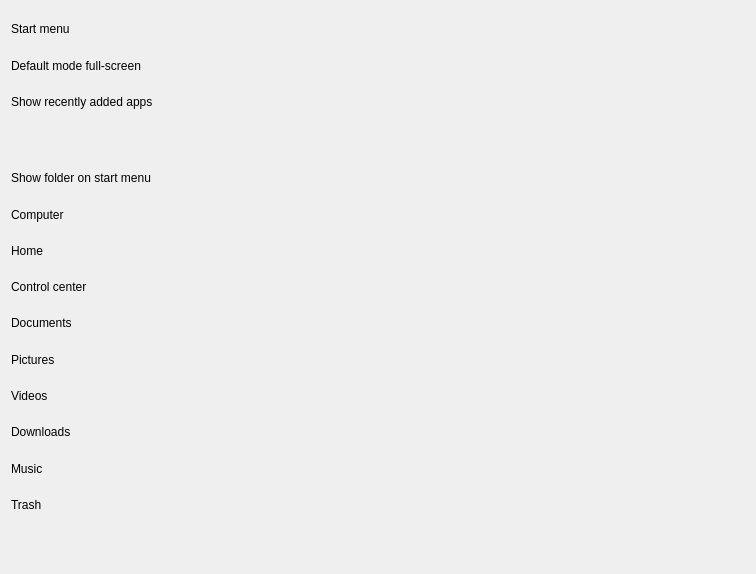
The window that plugins/personalized/start/start.ui (ukui/ukui-control-center) describes before a commit, drawn with Qt 5.
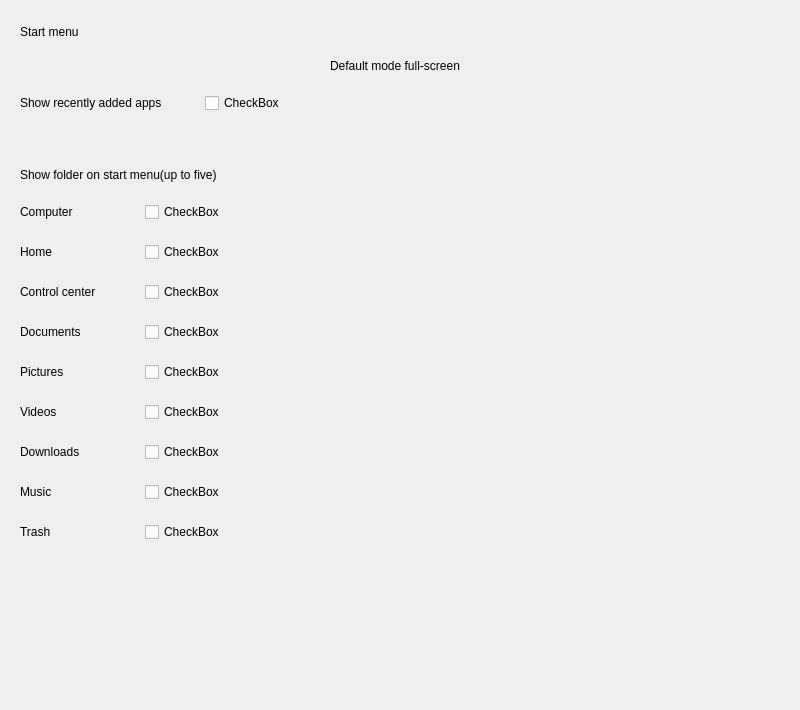
The same window after the commit.

```diff
--- a/plugins/personalized/start/start.ui
+++ b/plugins/personalized/start/start.ui
@@ -6,26 +6,29 @@
    <rect>
     <x>0</x>
     <y>0</y>
-    <width>756</width>
-    <height>574</height>
+    <width>800</width>
+    <height>710</height>
    </rect>
   </property>
   <property name="minimumSize">
    <size>
-    <width>756</width>
-    <height>574</height>
+    <width>800</width>
+    <height>710</height>
    </size>
   </property>
   <property name="maximumSize">
    <size>
-    <width>756</width>
-    <height>574</height>
+    <width>800</width>
+    <height>710</height>
    </size>
   </property>
   <property name="windowTitle">
    <string>Start</string>
   </property>
   <layout class="QVBoxLayout" name="verticalLayout_2">
+   <property name="spacing">
+    <number>0</number>
+   </property>
    <property name="leftMargin">
     <number>0</number>
    </property>
@@ -43,10 +46,28 @@
      <widget class="QWidget" name="verticalStackedWidgetPage1" native="true">
       <layout class="QVBoxLayout" name="verticalLayout">
        <property name="spacing">
+        <number>20</number>
+       </property>
+       <property name="leftMargin">
+        <number>20</number>
+       </property>
+       <property name="topMargin">
+        <number>25</number>
+       </property>
+       <property name="rightMargin">
+        <number>0</number>
+       </property>
+       <property name="bottomMargin">
         <number>0</number>
        </property>
        <item>
         <widget class="QLabel" name="label">
+         <property name="sizePolicy">
+          <sizepolicy hsizetype="Fixed" vsizetype="Fixed">
+           <horstretch>0</horstretch>
+           <verstretch>0</verstretch>
+          </sizepolicy>
+         </property>
          <property name="text">
           <string>Start menu</string>
          </property>
@@ -54,8 +75,29 @@
        </item>
        <item>
         <layout class="QHBoxLayout" name="horizontalLayout">
+         <property name="spacing">
+          <number>25</number>
+         </property>
          <item>
           <widget class="QLabel" name="label_2">
+           <property name="sizePolicy">
+            <sizepolicy hsizetype="Fixed" vsizetype="Fixed">
+             <horstretch>0</horstretch>
+             <verstretch>0</verstretch>
+            </sizepolicy>
+           </property>
+           <property name="minimumSize">
+            <size>
+             <width>160</width>
+             <height>0</height>
+            </size>
+           </property>
+           <property name="maximumSize">
+            <size>
+             <width>160</width>
+             <height>16777215</height>
+            </size>
+           </property>
            <property name="text">
             <string>Default mode full-screen</string>
            </property>
@@ -65,13 +107,54 @@
        </item>
        <item>
         <layout class="QHBoxLayout" name="horizontalLayout_3">
+         <property name="spacing">
+          <number>25</number>
+         </property>
          <item>
           <widget class="QLabel" name="label_3">
+           <property name="sizePolicy">
+            <sizepolicy hsizetype="Fixed" vsizetype="Fixed">
+             <horstretch>0</horstretch>
+             <verstretch>0</verstretch>
+            </sizepolicy>
+           </property>
+           <property name="minimumSize">
+            <size>
+             <width>160</width>
+             <height>0</height>
+            </size>
+           </property>
+           <property name="maximumSize">
+            <size>
+             <width>160</width>
+             <height>16777215</height>
+            </size>
+           </property>
            <property name="text">
             <string>Show recently added apps</string>
            </property>
           </widget>
          </item>
+         <item>
+          <widget class="QCheckBox" name="checkBox_2">
+           <property name="text">
+            <string>CheckBox</string>
+           </property>
+          </widget>
+         </item>
+         <item>
+          <spacer name="horizontalSpacer_2">
+           <property name="orientation">
+            <enum>Qt::Horizontal</enum>
+           </property>
+           <property name="sizeHint" stdset="0">
+            <size>
+             <width>40</width>
+             <height>20</height>
+            </size>
+           </property>
+          </spacer>
+         </item>
         </layout>
        </item>
        <item>
@@ -85,115 +168,496 @@
          <property name="sizeHint" stdset="0">
           <size>
            <width>20</width>
-           <height>40</height>
+           <height>35</height>
           </size>
          </property>
         </spacer>
        </item>
        <item>
         <widget class="QLabel" name="label_4">
+         <property name="sizePolicy">
+          <sizepolicy hsizetype="Fixed" vsizetype="Fixed">
+           <horstretch>0</horstretch>
+           <verstretch>0</verstretch>
+          </sizepolicy>
+         </property>
          <property name="text">
-          <string>Show folder on start menu</string>
+          <string>Show folder on start menu(up to five)</string>
+         </property>
+         <property name="scaledContents">
+          <bool>true</bool>
+         </property>
+         <property name="stylesize" stdset="0">
+          <string>title1#</string>
          </property>
         </widget>
        </item>
        <item>
         <layout class="QHBoxLayout" name="horizontalLayout_4">
+         <property name="spacing">
+          <number>25</number>
+         </property>
          <item>
           <widget class="QLabel" name="label_5">
+           <property name="sizePolicy">
+            <sizepolicy hsizetype="Fixed" vsizetype="Fixed">
+             <horstretch>0</horstretch>
+             <verstretch>0</verstretch>
+            </sizepolicy>
+           </property>
+           <property name="minimumSize">
+            <size>
+             <width>100</width>
+             <height>0</height>
+            </size>
+           </property>
+           <property name="maximumSize">
+            <size>
+             <width>100</width>
+             <height>16777215</height>
+            </size>
+           </property>
            <property name="text">
             <string>Computer</string>
            </property>
           </widget>
          </item>
+         <item>
+          <widget class="QCheckBox" name="checkBox_3">
+           <property name="text">
+            <string>CheckBox</string>
+           </property>
+          </widget>
+         </item>
+         <item>
+          <spacer name="horizontalSpacer_3">
+           <property name="orientation">
+            <enum>Qt::Horizontal</enum>
+           </property>
+           <property name="sizeHint" stdset="0">
+            <size>
+             <width>40</width>
+             <height>20</height>
+            </size>
+           </property>
+          </spacer>
+         </item>
         </layout>
        </item>
        <item>
         <layout class="QHBoxLayout" name="horizontalLayout_5">
+         <property name="spacing">
+          <number>25</number>
+         </property>
          <item>
           <widget class="QLabel" name="label_6">
+           <property name="sizePolicy">
+            <sizepolicy hsizetype="Fixed" vsizetype="Fixed">
+             <horstretch>0</horstretch>
+             <verstretch>0</verstretch>
+            </sizepolicy>
+           </property>
+           <property name="minimumSize">
+            <size>
+             <width>100</width>
+             <height>0</height>
+            </size>
+           </property>
+           <property name="maximumSize">
+            <size>
+             <width>100</width>
+             <height>16777215</height>
+            </size>
+           </property>
            <property name="text">
             <string>Home</string>
            </property>
           </widget>
          </item>
+         <item>
+          <widget class="QCheckBox" name="checkBox_4">
+           <property name="text">
+            <string>CheckBox</string>
+           </property>
+          </widget>
+         </item>
+         <item>
+          <spacer name="horizontalSpacer_4">
+           <property name="orientation">
+            <enum>Qt::Horizontal</enum>
+           </property>
+           <property name="sizeHint" stdset="0">
+            <size>
+             <width>40</width>
+             <height>20</height>
+            </size>
+           </property>
+          </spacer>
+         </item>
         </layout>
        </item>
        <item>
         <layout class="QHBoxLayout" name="horizontalLayout_6">
+         <property name="spacing">
+          <number>25</number>
+         </property>
          <item>
           <widget class="QLabel" name="label_7">
+           <property name="sizePolicy">
+            <sizepolicy hsizetype="Fixed" vsizetype="Fixed">
+             <horstretch>0</horstretch>
+             <verstretch>0</verstretch>
+            </sizepolicy>
+           </property>
+           <property name="minimumSize">
+            <size>
+             <width>100</width>
+             <height>0</height>
+            </size>
+           </property>
+           <property name="maximumSize">
+            <size>
+             <width>100</width>
+             <height>16777215</height>
+            </size>
+           </property>
            <property name="text">
             <string>Control center</string>
            </property>
           </widget>
          </item>
+         <item>
+          <widget class="QCheckBox" name="checkBox_5">
+           <property name="text">
+            <string>CheckBox</string>
+           </property>
+          </widget>
+         </item>
+         <item>
+          <spacer name="horizontalSpacer_5">
+           <property name="orientation">
+            <enum>Qt::Horizontal</enum>
+           </property>
+           <property name="sizeHint" stdset="0">
+            <size>
+             <width>40</width>
+             <height>20</height>
+            </size>
+           </property>
+          </spacer>
+         </item>
         </layout>
        </item>
        <item>
         <layout class="QHBoxLayout" name="horizontalLayout_7">
+         <property name="spacing">
+          <number>25</number>
+         </property>
          <item>
           <widget class="QLabel" name="label_8">
+           <property name="sizePolicy">
+            <sizepolicy hsizetype="Fixed" vsizetype="Fixed">
+             <horstretch>0</horstretch>
+             <verstretch>0</verstretch>
+            </sizepolicy>
+           </property>
+           <property name="minimumSize">
+            <size>
+             <width>100</width>
+             <height>0</height>
+            </size>
+           </property>
+           <property name="maximumSize">
+            <size>
+             <width>100</width>
+             <height>16777215</height>
+            </size>
+           </property>
            <property name="text">
             <string>Documents</string>
            </property>
           </widget>
          </item>
+         <item>
+          <widget class="QCheckBox" name="checkBox_6">
+           <property name="text">
+            <string>CheckBox</string>
+           </property>
+          </widget>
+         </item>
+         <item>
+          <spacer name="horizontalSpacer_6">
+           <property name="orientation">
+            <enum>Qt::Horizontal</enum>
+           </property>
+           <property name="sizeHint" stdset="0">
+            <size>
+             <width>40</width>
+             <height>20</height>
+            </size>
+           </property>
+          </spacer>
+         </item>
         </layout>
        </item>
        <item>
         <layout class="QHBoxLayout" name="horizontalLayout_8">
+         <property name="spacing">
+          <number>25</number>
+         </property>
          <item>
           <widget class="QLabel" name="label_9">
+           <property name="sizePolicy">
+            <sizepolicy hsizetype="Fixed" vsizetype="Fixed">
+             <horstretch>0</horstretch>
+             <verstretch>0</verstretch>
+            </sizepolicy>
+           </property>
+           <property name="minimumSize">
+            <size>
+             <width>100</width>
+             <height>0</height>
+            </size>
+           </property>
+           <property name="maximumSize">
+            <size>
+             <width>100</width>
+             <height>16777215</height>
+            </size>
+           </property>
            <property name="text">
             <string>Pictures</string>
            </property>
           </widget>
          </item>
+         <item>
+          <widget class="QCheckBox" name="checkBox_7">
+           <property name="text">
+            <string>CheckBox</string>
+           </property>
+          </widget>
+         </item>
+         <item>
+          <spacer name="horizontalSpacer_7">
+           <property name="orientation">
+            <enum>Qt::Horizontal</enum>
+           </property>
+           <property name="sizeHint" stdset="0">
+            <size>
+             <width>40</width>
+             <height>20</height>
+            </size>
+           </property>
+          </spacer>
+         </item>
         </layout>
        </item>
        <item>
         <layout class="QHBoxLayout" name="horizontalLayout_9">
+         <property name="spacing">
+          <number>25</number>
+         </property>
          <item>
           <widget class="QLabel" name="label_10">
+           <property name="sizePolicy">
+            <sizepolicy hsizetype="Fixed" vsizetype="Fixed">
+             <horstretch>0</horstretch>
+             <verstretch>0</verstretch>
+            </sizepolicy>
+           </property>
+           <property name="minimumSize">
+            <size>
+             <width>100</width>
+             <height>0</height>
+            </size>
+           </property>
+           <property name="maximumSize">
+            <size>
+             <width>100</width>
+             <height>16777215</height>
+            </size>
+           </property>
            <property name="text">
             <string>Videos</string>
            </property>
           </widget>
          </item>
+         <item>
+          <widget class="QCheckBox" name="checkBox_8">
+           <property name="text">
+            <string>CheckBox</string>
+           </property>
+          </widget>
+         </item>
+         <item>
+          <spacer name="horizontalSpacer_8">
+           <property name="orientation">
+            <enum>Qt::Horizontal</enum>
+           </property>
+           <property name="sizeHint" stdset="0">
+            <size>
+             <width>40</width>
+             <height>20</height>
+            </size>
+           </property>
+          </spacer>
+         </item>
         </layout>
        </item>
        <item>
         <layout class="QHBoxLayout" name="horizontalLayout_10">
+         <property name="spacing">
+          <number>25</number>
+         </property>
          <item>
           <widget class="QLabel" name="label_11">
+           <property name="sizePolicy">
+            <sizepolicy hsizetype="Fixed" vsizetype="Fixed">
+             <horstretch>0</horstretch>
+             <verstretch>0</verstretch>
+            </sizepolicy>
+           </property>
+           <property name="minimumSize">
+            <size>
+             <width>100</width>
+             <height>0</height>
+            </size>
+           </property>
+           <property name="maximumSize">
+            <size>
+             <width>100</width>
+             <height>16777215</height>
+            </size>
+           </property>
            <property name="text">
             <string>Downloads</string>
            </property>
           </widget>
          </item>
+         <item>
+          <widget class="QCheckBox" name="checkBox_9">
+           <property name="text">
+            <string>CheckBox</string>
+           </property>
+          </widget>
+         </item>
+         <item>
+          <spacer name="horizontalSpacer_9">
+           <property name="orientation">
+            <enum>Qt::Horizontal</enum>
+           </property>
+           <property name="sizeHint" stdset="0">
+            <size>
+             <width>40</width>
+             <height>20</height>
+            </size>
+           </property>
+          </spacer>
+         </item>
         </layout>
        </item>
        <item>
         <layout class="QHBoxLayout" name="horizontalLayout_11">
+         <property name="spacing">
+          <number>25</number>
+         </property>
          <item>
           <widget class="QLabel" name="label_12">
+           <property name="sizePolicy">
+            <sizepolicy hsizetype="Fixed" vsizetype="Fixed">
+             <horstretch>0</horstretch>
+             <verstretch>0</verstretch>
+            </sizepolicy>
+           </property>
+           <property name="minimumSize">
+            <size>
+             <width>100</width>
+             <height>0</height>
+            </size>
+           </property>
+           <property name="maximumSize">
+            <size>
+             <width>100</width>
+             <height>16777215</height>
+            </size>
+           </property>
            <property name="text">
             <string>Music</string>
            </property>
           </widget>
          </item>
+         <item>
+          <widget class="QCheckBox" name="checkBox_10">
+           <property name="text">
+            <string>CheckBox</string>
+           </property>
+          </widget>
+         </item>
+         <item>
+          <spacer name="horizontalSpacer_10">
+           <property name="orientation">
+            <enum>Qt::Horizontal</enum>
+           </property>
+           <property name="sizeHint" stdset="0">
+            <size>
+             <width>40</width>
+             <height>20</height>
+            </size>
+           </property>
+          </spacer>
+         </item>
         </layout>
        </item>
        <item>
         <layout class="QHBoxLayout" name="horizontalLayout_12">
+         <property name="spacing">
+          <number>25</number>
+         </property>
          <item>
           <widget class="QLabel" name="label_13">
+           <property name="sizePolicy">
+            <sizepolicy hsizetype="Fixed" vsizetype="Fixed">
+             <horstretch>0</horstretch>
+             <verstretch>0</verstretch>
+            </sizepolicy>
+           </property>
+           <property name="minimumSize">
+            <size>
+             <width>100</width>
+             <height>0</height>
+            </size>
+           </property>
+           <property name="maximumSize">
+            <size>
+             <width>100</width>
+             <height>16777215</height>
+            </size>
+           </property>
            <property name="text">
             <string>Trash</string>
            </property>
           </widget>
          </item>
+         <item>
+          <widget class="QCheckBox" name="checkBox_11">
+           <property name="text">
+            <string>CheckBox</string>
+           </property>
+          </widget>
+         </item>
+         <item>
+          <spacer name="horizontalSpacer_11">
+           <property name="orientation">
+            <enum>Qt::Horizontal</enum>
+           </property>
+           <property name="sizeHint" stdset="0">
+            <size>
+             <width>40</width>
+             <height>20</height>
+            </size>
+           </property>
+          </spacer>
+         </item>
         </layout>
        </item>
        <item>
@@ -202,7 +666,7 @@
           <enum>Qt::Vertical</enum>
          </property>
          <property name="sizeType">
-          <enum>QSizePolicy::Fixed</enum>
+          <enum>QSizePolicy::Expanding</enum>
          </property>
          <property name="sizeHint" stdset="0">
           <size>
```
Left out of the diff: 41 changed lines with no effect on the pictures.
